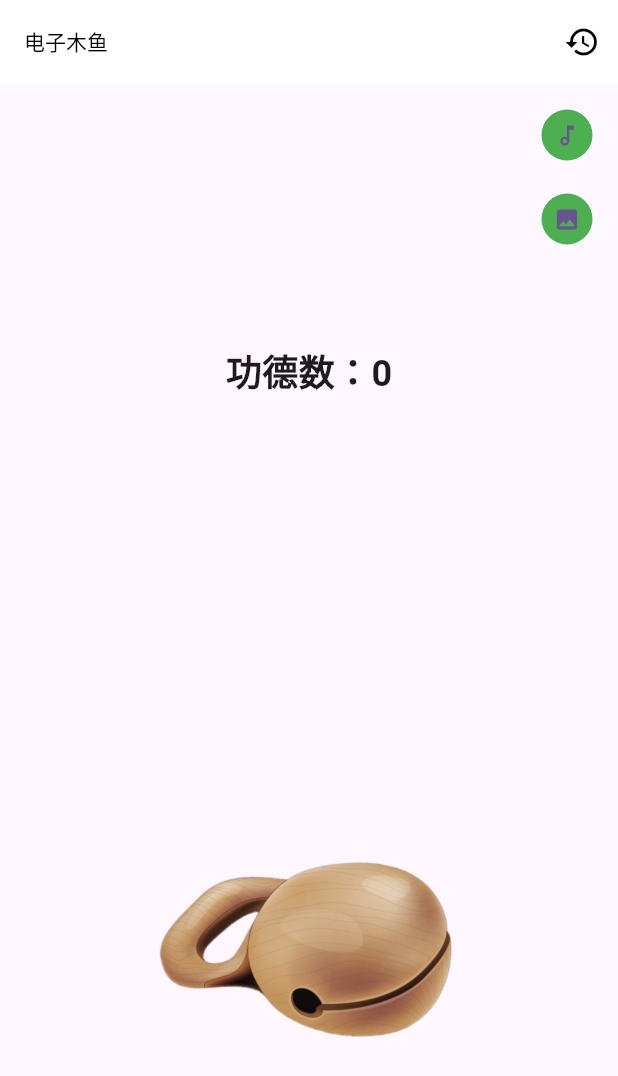
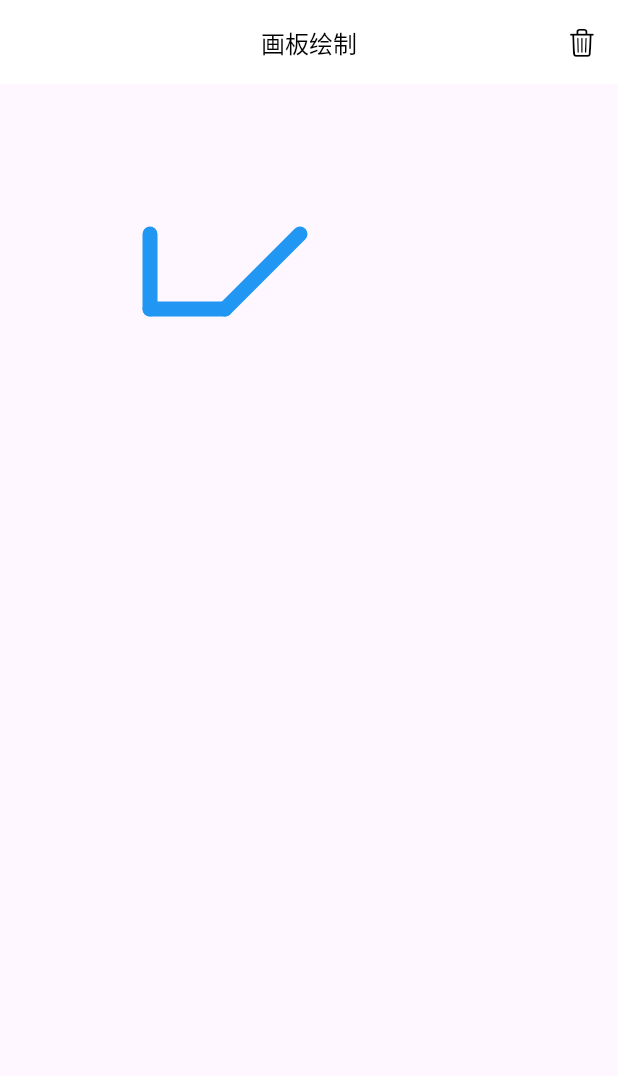
Before and after one commit to clg0118/flutter_first_station, a Flutter app: the screen it shows after launch, on a phone screen of 412 x 824 dp. Shown: the top 1076 px of the screen. Run offline on Flutter 3.47's test engine with Material 2 defaults, Android fonts, the light colour scheme and no system bars; missing offline and left inert: flame_audio.

Commit message:
画板代码提交

```diff
--- a/lib/main.dart
+++ b/lib/main.dart
@@ -1,5 +1,6 @@
 import 'package:flutter/material.dart';
 import 'package:flutter_first_station/guess/guess_page.dart';
+import 'package:flutter_first_station/pager/pager.dart';
 
 import 'counter/counter_page.dart';
 import 'muyu/muyu_page.dart';
@@ -20,7 +21,7 @@ class MyApp extends StatelessWidget {
         colorScheme: ColorScheme.fromSeed(seedColor: Colors.deepPurple),
         useMaterial3: true,
       ),
-      home: const MuyuPage(),
+      home: const Pager(),
     );
   }
 }
--- /dev/null
+++ b/lib/pager/pager.dart
@@ -0,0 +1,48 @@
+import 'dart:ui';
+
+import 'package:flutter/material.dart';
+import 'package:flutter_first_station/pager/pager_app_bar.dart';
+
+class Pager extends StatefulWidget {
+  const Pager({Key? key}) : super(key: key);
+
+  @override
+  State<Pager> createState() => _PagerState();
+}
+
+class _PagerState extends State<Pager> {
+  @override
+  Widget build(BuildContext context) {
+    return Scaffold(
+      appBar: PagerAppBar(onClear: _clear),
+      body: CustomPaint(
+        painter: PaperPainter(),
+        child: ConstrainedBox(constraints: const BoxConstraints.expand()),
+      ),
+    );
+  }
+
+  void _clear() {}
+}
+
+class PaperPainter extends CustomPainter {
+  @override
+  void paint(Canvas canvas, Size size) {
+    List<Offset> points = const [
+      Offset(100, 100),
+      Offset(100, 150),
+      Offset(150, 150),
+      Offset(200, 100)
+    ];
+    Paint paint = Paint();
+    paint.strokeWidth = 10;
+    paint.strokeCap = StrokeCap.round;
+    paint.color = Colors.blue;
+    canvas.drawPoints(PointMode.polygon, points, paint);
+  }
+
+  @override
+  bool shouldRepaint(covariant CustomPainter oldDelegate) {
+    return true;
+  }
+}
--- /dev/null
+++ b/lib/pager/pager_app_bar.dart
@@ -0,0 +1,36 @@
+import 'package:flutter/cupertino.dart';
+import 'package:flutter/material.dart';
+import 'package:flutter/services.dart';
+
+class PagerAppBar extends StatelessWidget implements PreferredSizeWidget {
+  final VoidCallback onClear;
+
+  const PagerAppBar({Key? key, required this.onClear}) : super(key: key);
+
+  @override
+  Widget build(BuildContext context) {
+    return AppBar(
+      centerTitle: true,
+      elevation: 0,
+      systemOverlayStyle: const SystemUiOverlayStyle(
+        statusBarIconBrightness: Brightness.dark,
+        statusBarColor: Colors.transparent,
+      ),
+      backgroundColor: Colors.white,
+      title: const Text('画板绘制',
+          style: TextStyle(color: Colors.black, fontSize: 16)),
+      actions: [
+        IconButton(
+          splashRadius: 20,
+          onPressed: onClear,
+          icon:
+              const Icon(CupertinoIcons.delete, color: Colors.black, size: 20),
+        ),
+      ],
+    );
+  }
+
+  @override
+  // TODO: implement preferredSize
+  Size get preferredSize => const Size.fromHeight(kToolbarHeight);
+}
```
